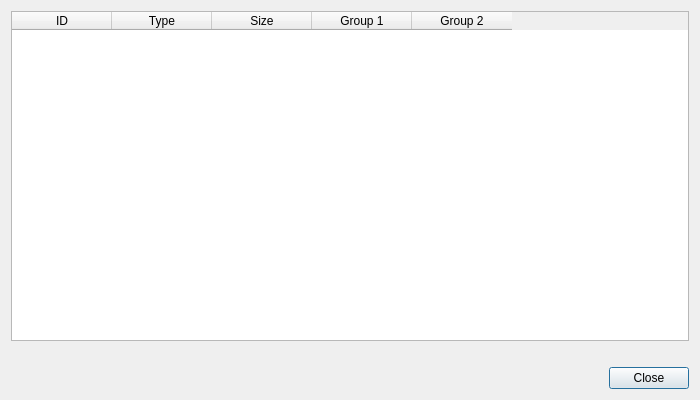
The window that mpi.tool/components/qTV/communicatorsdialog.ui (peatman/peat) describes before a commit, drawn with Qt 5.
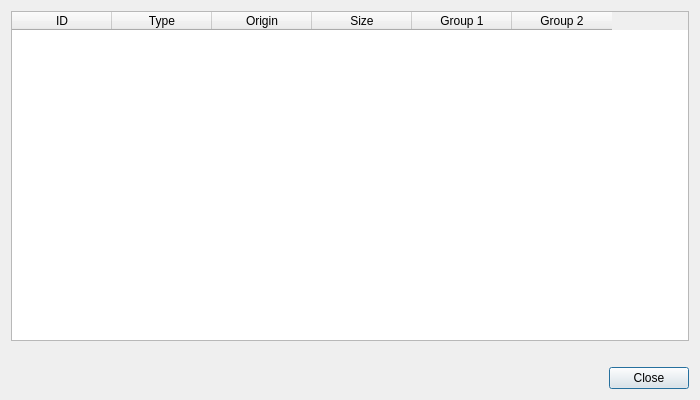
The same window after the commit.

What changed in the file:
```diff
--- a/mpi.tool/components/qTV/communicatorsdialog.ui
+++ b/mpi.tool/components/qTV/communicatorsdialog.ui
@@ -41,6 +41,11 @@
        <string>Type</string>
       </property>
      </column>
+     <column>
+      <property name="text">
+       <string>Origin</string>
+      </property>
+     </column>
      <column>
       <property name="text">
        <string>Size</string>
```
